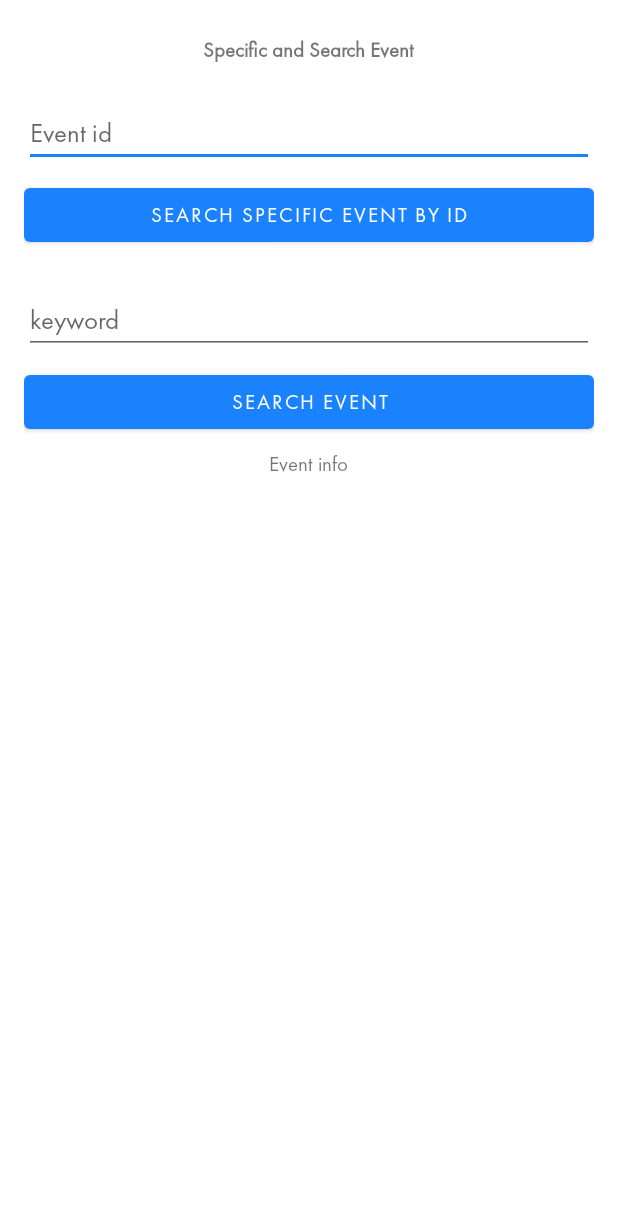
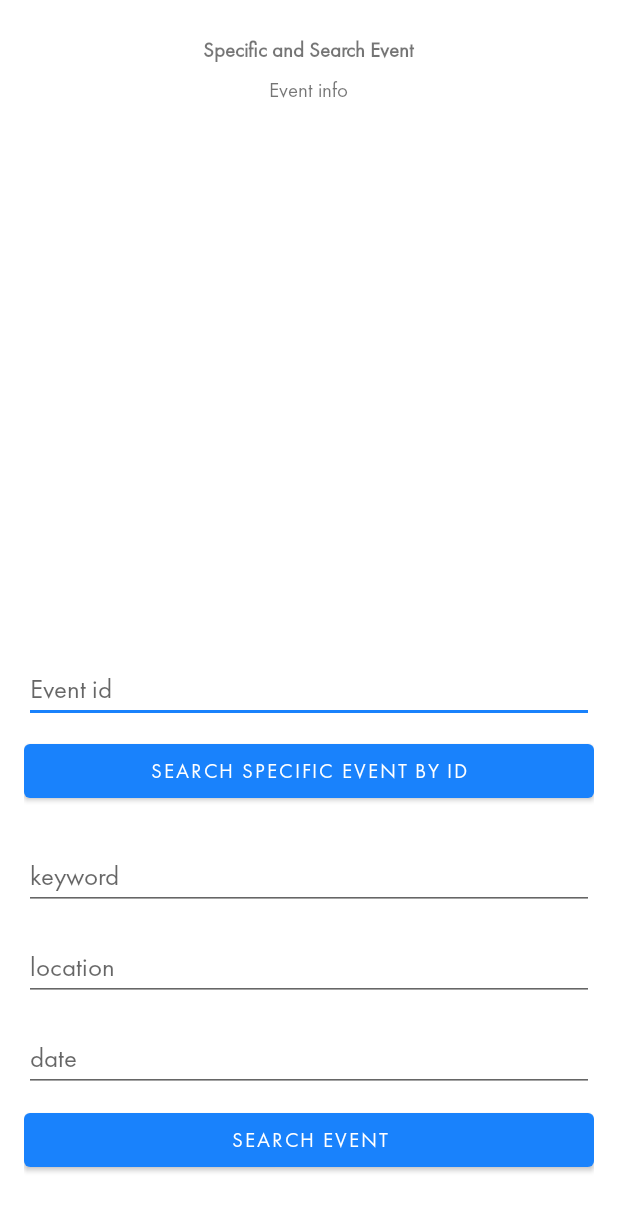
Before and after one commit to papasj19/PrPr-iEvents, an Android app: the SpecificEventActivity screen opened directly, with no data from a screen before it, on a phone screen of 412 x 824 dp. Shown: the top 1211 px of the screen. Run offline under Robolectric (Android 15) with nearby library versions, the phone set to English and light mode, and no system bars.

Commit message:
Added location and date to event search; needs to be tested

```diff
--- a/app/src/main/java/edu/url/salle/spencerjames/johnson/proj/SpecificEventActivity.java
+++ b/app/src/main/java/edu/url/salle/spencerjames/johnson/proj/SpecificEventActivity.java
@@ -2,9 +2,7 @@ package edu.url.salle.spencerjames.johnson.proj;
 
 import androidx.appcompat.app.AppCompatActivity;
 
-import android.content.res.Resources;
 import android.os.Bundle;
-import android.view.View;
 import android.widget.EditText;
 import android.widget.TextView;
 
@@ -18,17 +16,18 @@ import org.json.JSONObject;
 
 public class SpecificEventActivity extends AppCompatActivity {
 
-    private EditText idEt, searchEt;
+    private EditText idEt, searchEtKeyword, searchEtLocation, searchEtDate;
     private TextView eventInfoTv;
+
     @Override
     protected void onCreate(Bundle savedInstanceState) {
         super.onCreate(savedInstanceState);
         setContentView(R.layout.activity_specific_event);
 
-
-
         idEt = findViewById(R.id.specific_et_id);
-        searchEt = findViewById(R.id.specific_et_search);
+        searchEtKeyword = findViewById(R.id.specific_et_search_keyword);
+        searchEtLocation = findViewById(R.id.specific_et_search_location);
+        searchEtDate = findViewById(R.id.specific_et_search_date);
         eventInfoTv = findViewById(R.id.specific_tv_eventinfo);
 
         findViewById(R.id.specific_btn_id).setOnClickListener(view -> {
@@ -53,12 +52,16 @@ public class SpecificEventActivity extends AppCompatActivity {
         });
 
         findViewById(R.id.specific_btn_search).setOnClickListener(view -> {
-            if(Util.isEditTextEmpty(searchEt)){
+            if(Util.isEditTextEmpty(searchEtKeyword)){
                 Util.showToast(SpecificEventActivity.this, SpecificEventActivity.this.getString(R.string.Plzentkeyword));
             }else{
                 eventInfoTv.setText("");
                 Util.showProgressDialog(SpecificEventActivity.this, SpecificEventActivity.this.getString(R.string.gettingeventinfo));
-                API.getEventBySearch(SpecificEventActivity.this, searchEt.getText().toString(), new VolleyInterfaceArray() {
+                API.getEventBySearch(SpecificEventActivity.this,
+                        "keyword="+searchEtKeyword.getText().toString()+
+                        "&location="+searchEtLocation.getText().toString()
+                        + (searchEtDate.getText().toString().length() > 0 ? searchEtDate.getText().toString() : "")
+                        , new VolleyInterfaceArray() {
                     @Override
                     public void onError(String message) {
                         Util.showToast(SpecificEventActivity.this, message);
@@ -87,7 +90,6 @@ public class SpecificEventActivity extends AppCompatActivity {
                             + "Description: " + eventJson.getString("description") + "\n"
                             + "Type: " + eventJson.getString("type") + "\n"
                             + "No of participants: " + eventJson.getInt("n_participators"));
-
                 }
             } else {
                 Util.showToast(SpecificEventActivity.this, "No events found.");
--- a/app/src/main/java/edu/url/salle/spencerjames/johnson/proj/api/API.java
+++ b/app/src/main/java/edu/url/salle/spencerjames/johnson/proj/api/API.java
@@ -303,7 +303,7 @@ public abstract class API {
 
     public static void getEventBySearch(Context context, String search, VolleyInterfaceArray volleyInterfaceArray){
 
-        JsonArrayRequest SingUpUserRequest = new JsonArrayRequest(Request.Method.GET,  baseUrl+"/events/search?keyword="+search, null,
+        JsonArrayRequest SingUpUserRequest = new JsonArrayRequest(Request.Method.GET,  baseUrl+"/events/search?"+search, null,
                 response -> volleyInterfaceArray.onResponse(response),
                 error -> volleyInterfaceArray.onError(Util.parseVolleyError(error))
         ){
--- a/app/src/main/res/layout/activity_specific_event.xml
+++ b/app/src/main/res/layout/activity_specific_event.xml
@@ -6,18 +6,6 @@
     android:layout_height="match_parent"
     android:padding="16dp"
     tools:context=".SpecificEventActivity">
-
-    <EditText
-        android:id="@+id/specific_et_id"
-        android:layout_width="0dp"
-        android:layout_height="wrap_content"
-        android:layout_marginTop="24dp"
-        android:ems="10"
-        android:hint="@string/Event_id"
-        android:inputType="textPersonName"
-        app:layout_constraintEnd_toEndOf="parent"
-        app:layout_constraintStart_toStartOf="parent"
-        app:layout_constraintTop_toBottomOf="@+id/textView3" />
 
     <TextView
         android:id="@+id/textView3"
@@ -30,6 +18,18 @@
         app:layout_constraintStart_toStartOf="parent"
         app:layout_constraintTop_toTopOf="parent" />
 
+    <EditText
+        android:id="@+id/specific_et_id"
+        android:layout_width="0dp"
+        android:layout_height="wrap_content"
+        android:layout_marginTop="24dp"
+        android:ems="10"
+        android:hint="@string/Event_id"
+        android:inputType="textPersonName"
+        app:layout_constraintEnd_toEndOf="parent"
+        app:layout_constraintStart_toStartOf="parent"
+        app:layout_constraintBottom_toTopOf="@+id/specific_btn_id" />
+
     <Button
         android:id="@+id/specific_btn_id"
         android:layout_width="0dp"
@@ -41,35 +41,61 @@
         app:layout_constraintTop_toBottomOf="@+id/specific_et_id" />
 
     <EditText
-        android:id="@+id/specific_et_search"
+        android:id="@+id/specific_et_search_keyword"
         android:layout_width="0dp"
         android:layout_height="wrap_content"
         android:layout_marginTop="24dp"
         android:ems="10"
         android:hint="@string/keyword"
-        android:inputType="textPersonName"
+        android:inputType="text"
         app:layout_constraintEnd_toEndOf="parent"
         app:layout_constraintStart_toStartOf="parent"
         app:layout_constraintTop_toBottomOf="@+id/specific_btn_id" />
+
+    <EditText
+        android:id="@+id/specific_et_search_location"
+        android:layout_width="0dp"
+        android:layout_height="wrap_content"
+        android:layout_marginTop="16dp"
+        android:ems="10"
+        android:hint="@string/location"
+        android:inputType="text"
+        app:layout_constraintEnd_toEndOf="parent"
+        app:layout_constraintStart_toStartOf="parent"
+        app:layout_constraintTop_toBottomOf="@+id/specific_et_search_keyword" />
+
+    <EditText
+        android:id="@+id/specific_et_search_date"
+        android:layout_width="0dp"
+        android:layout_height="wrap_content"
+        android:layout_marginTop="16dp"
+        android:ems="10"
+        android:hint="@string/date"
+        android:inputType="datetime"
+        app:layout_constraintEnd_toEndOf="parent"
+        app:layout_constraintStart_toStartOf="parent"
+        app:layout_constraintTop_toBottomOf="@+id/specific_et_search_location" />
 
     <Button
         android:id="@+id/specific_btn_search"
         android:layout_width="0dp"
         android:layout_height="wrap_content"
         android:layout_marginTop="8dp"
+        android:layout_marginBottom="24dp"
         android:text="@string/SearchEvent"
         app:layout_constraintEnd_toEndOf="parent"
         app:layout_constraintStart_toStartOf="parent"
-        app:layout_constraintTop_toBottomOf="@+id/specific_et_search" />
+        app:layout_constraintTop_toBottomOf="@+id/specific_et_search_date"
+        app:layout_constraintBottom_toBottomOf="parent"/>
 
     <ScrollView
         android:layout_width="0dp"
         android:layout_height="0dp"
         android:layout_marginTop="8dp"
-        app:layout_constraintBottom_toBottomOf="parent"
+        app:layout_constraintBottom_toTopOf="@+id/specific_et_id"
         app:layout_constraintEnd_toEndOf="parent"
         app:layout_constraintStart_toStartOf="parent"
-        app:layout_constraintTop_toBottomOf="@+id/specific_btn_search">
+        app:layout_constraintTop_toBottomOf="@+id/textView3">
 
         <LinearLayout
             android:layout_width="match_parent"
--- a/app/src/main/res/values/strings.xml
+++ b/app/src/main/res/values/strings.xml
@@ -70,5 +70,6 @@
     <string name="SpecificandSearchEvent">Specific and Search Event</string>
     <string name="SearchSpecificeventbyID">Search Specific event by ID</string>
     <string name="noofparticipants">no of participants</string>
+    <string name="date">date</string>
 
 </resources>
```
